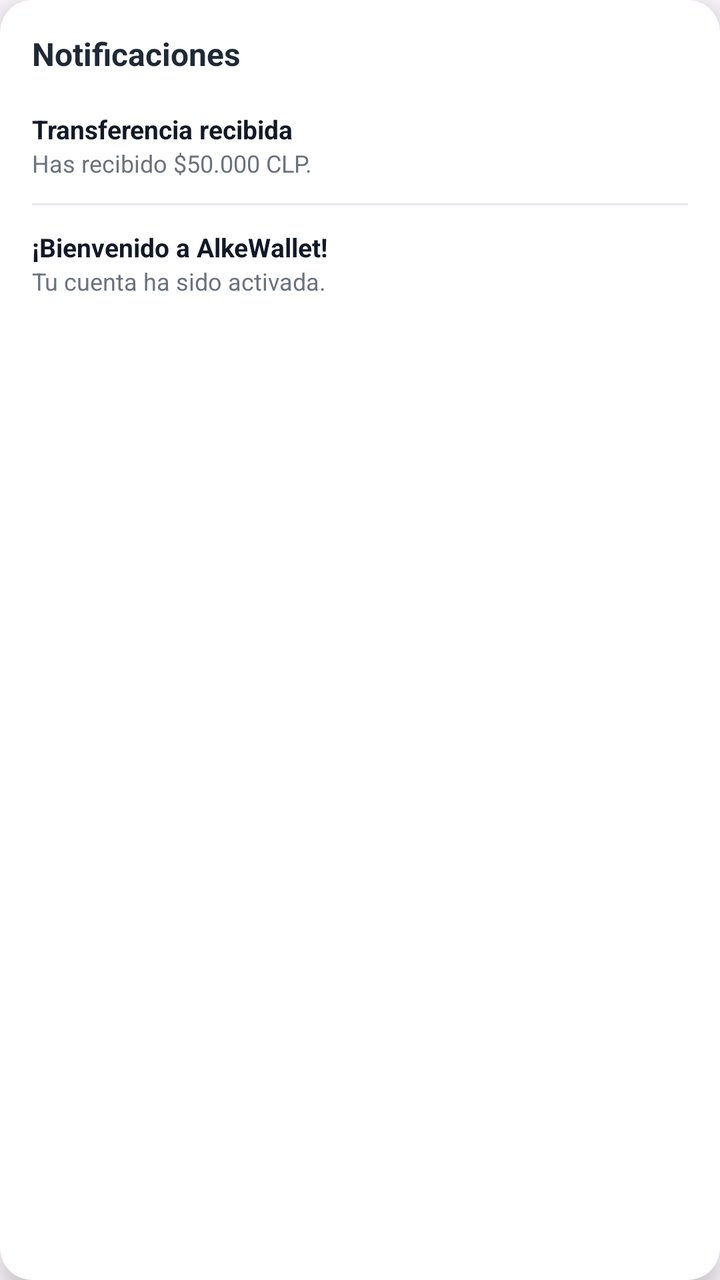
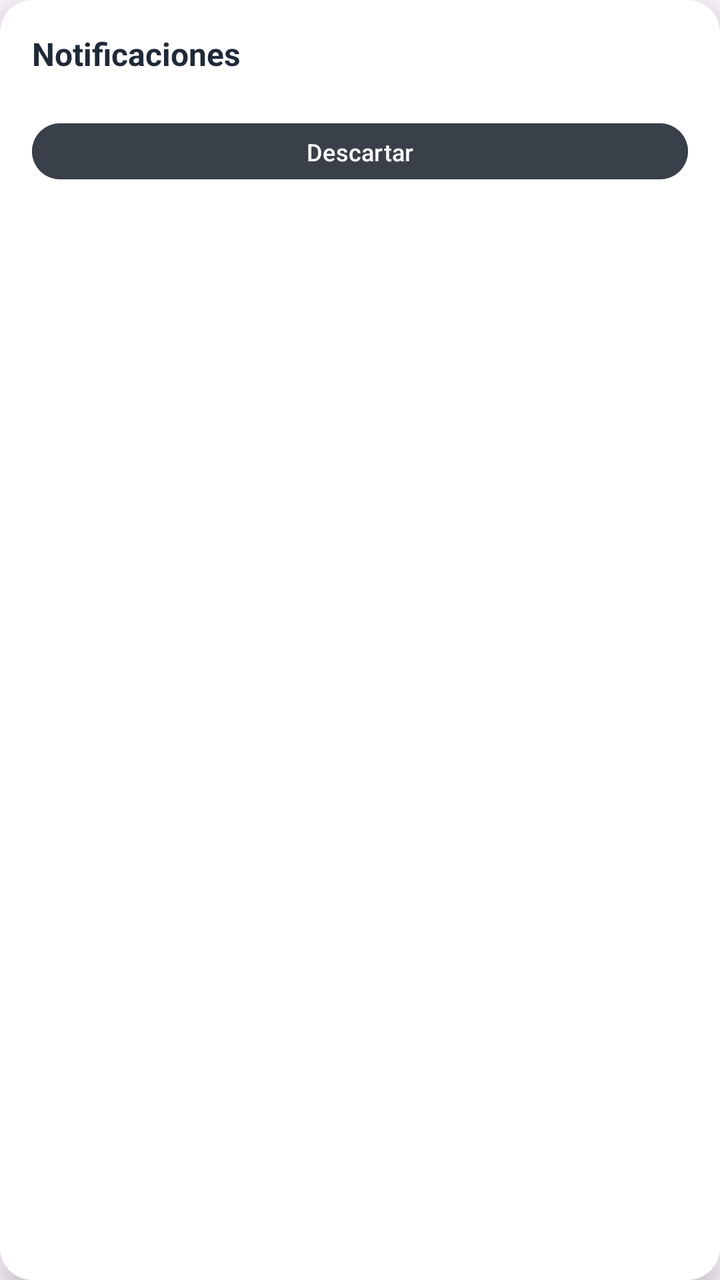

Two renders of the same Android screen: before a commit and after it. Below are the layout's source before the change and the commit's diff.
<!-- AndroidManifest.xml: application theme Theme.AlkeWalletInterface -->
<!-- res/layout/layout_notification.xml -->
<?xml version="1.0" encoding="utf-8"?>
<androidx.cardview.widget.CardView xmlns:android="http://schemas.android.com/apk/res/android"
    xmlns:app="http://schemas.android.com/apk/res-auto"
    android:layout_width="280dp"
    android:layout_height="wrap_content"
    app:cardCornerRadius="16dp"
    app:cardElevation="8dp"
    app:cardBackgroundColor="#FFFFFF">

    <LinearLayout
        android:layout_width="match_parent"
        android:layout_height="wrap_content"
        android:orientation="vertical"
        android:padding="16dp">

        <TextView
            android:layout_width="wrap_content"
            android:layout_height="wrap_content"
            android:text="Notificaciones"
            android:textSize="16sp"
            android:textStyle="bold"
            android:textColor="#1F2937"
            android:layout_marginBottom="12dp" />

        
        <LinearLayout
            android:layout_width="match_parent"
            android:layout_height="wrap_content"
            android:orientation="vertical"
            android:paddingVertical="6dp">

            <TextView
                android:layout_width="wrap_content"
                android:layout_height="wrap_content"
                android:text="Transferencia recibida"
                android:textSize="13sp"
                android:textStyle="bold"
                android:textColor="#111827" />

            <TextView
                android:layout_width="wrap_content"
                android:layout_height="wrap_content"
                android:text="Has recibido $50.000 CLP."
                android:textSize="12sp"
                android:textColor="#6B7280" />
        </LinearLayout>

        <View
            android:layout_width="match_parent"
            android:layout_height="1dp"
            android:background="#E5E7EB"
            android:layout_marginVertical="6dp"/>

        
        <LinearLayout
            android:layout_width="match_parent"
            android:layout_height="wrap_content"
            android:orientation="vertical"
            android:paddingVertical="6dp">

            <TextView
                android:layout_width="wrap_content"
                android:layout_height="wrap_content"
                android:text="¡Bienvenido a AlkeWallet!"
                android:textSize="13sp"
                android:textStyle="bold"
                android:textColor="#111827" />

            <TextView
                android:layout_width="wrap_content"
                android:layout_height="wrap_content"
                android:text="Tu cuenta ha sido activada."
                android:textSize="12sp"
                android:textColor="#6B7280" />
        </LinearLayout>

    </LinearLayout>
</androidx.cardview.widget.CardView>
<!-- resources referenced by this layout -->
<resources>
  <style name="Theme.AlkeWalletInterface" parent="Base.Theme.AlkeWalletInterface" />
  <style name="Base.Theme.AlkeWalletInterface" parent="Theme.Material3.DayNight.NoActionBar">
          
          
      </style>
</resources>

<!-- the commit's change to res/layout/layout_notification.xml (unified diff, before → after) -->
@@ -24,55 +24,21 @@
 
         
         <LinearLayout
+            android:id="@+id/containerNotifications"
             android:layout_width="match_parent"
             android:layout_height="wrap_content"
-            android:orientation="vertical"
-            android:paddingVertical="6dp">
-
-            <TextView
-                android:layout_width="wrap_content"
-                android:layout_height="wrap_content"
-                android:text="Transferencia recibida"
-                android:textSize="13sp"
-                android:textStyle="bold"
-                android:textColor="#111827" />
-
-            <TextView
-                android:layout_width="wrap_content"
-                android:layout_height="wrap_content"
-                android:text="Has recibido $50.000 CLP."
-                android:textSize="12sp"
-                android:textColor="#6B7280" />
-        </LinearLayout>
-
-        <View
-            android:layout_width="match_parent"
-            android:layout_height="1dp"
-            android:background="#E5E7EB"
-            android:layout_marginVertical="6dp"/>
+            android:orientation="vertical" />
 
         
-        <LinearLayout
+        <Button
+            android:id="@+id/btnDismissNotifications"
             android:layout_width="match_parent"
-            android:layout_height="wrap_content"
-            android:orientation="vertical"
-            android:paddingVertical="6dp">
-
-            <TextView
-                android:layout_width="wrap_content"
-                android:layout_height="wrap_content"
-                android:text="¡Bienvenido a AlkeWallet!"
-                android:textSize="13sp"
-                android:textStyle="bold"
-                android:textColor="#111827" />
-
-            <TextView
-                android:layout_width="wrap_content"
-                android:layout_height="wrap_content"
-                android:text="Tu cuenta ha sido activada."
-                android:textSize="12sp"
-                android:textColor="#6B7280" />
-        </LinearLayout>
+            android:layout_height="36dp"
+            android:layout_marginTop="8dp"
+            android:backgroundTint="#3A404A"
+            android:text="Descartar"
+            android:textColor="#FFFFFF"
+            android:textSize="12sp" />
 
     </LinearLayout>
 </androidx.cardview.widget.CardView>
